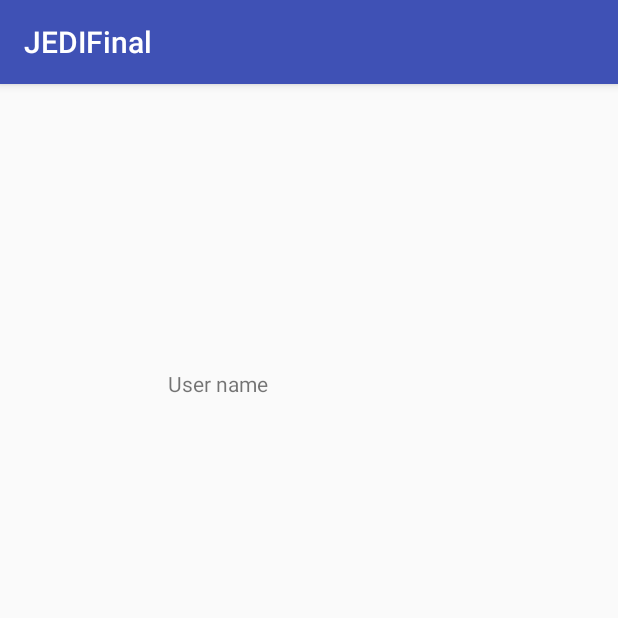
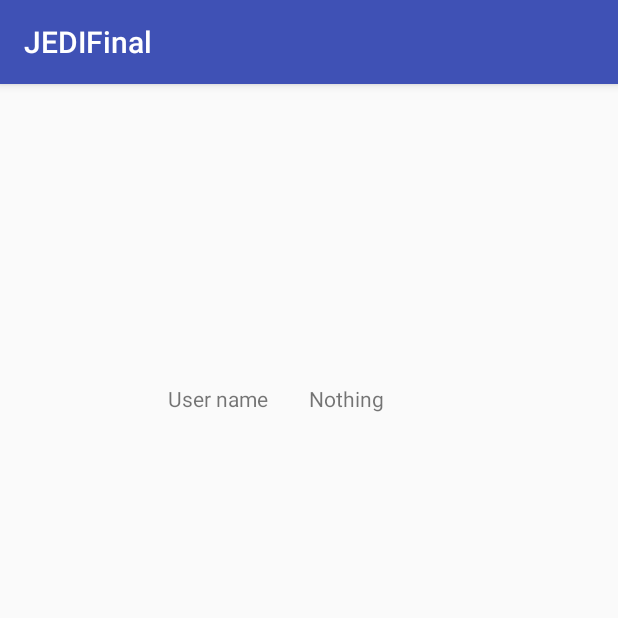
Before and after one commit to vMASg/JEDIFinal, an Android app: the ProfileActivity screen opened directly, with no data from a screen before it, on a phone screen of 412 x 824 dp, the top half of it. Run offline under Robolectric (Android 15) with nearby library versions, the phone set to English and light mode, and no system bars; 3 statements that could not run were skipped.

Commit message:
Fixed bug in ProfileActivity

```diff
--- a/app/src/main/java/com/example/victor/jedifinal/profile/ProfileActivity.java
+++ b/app/src/main/java/com/example/victor/jedifinal/profile/ProfileActivity.java
@@ -1,8 +1,8 @@
 package com.example.victor.jedifinal.profile;
 
 import android.content.SharedPreferences;
+import android.os.Bundle;
 import android.support.v7.app.AppCompatActivity;
-import android.os.Bundle;
 import android.widget.TextView;
 
 import com.example.victor.jedifinal.Injector;
@@ -11,7 +11,7 @@ import com.example.victor.jedifinal.R;
 public class ProfileActivity extends AppCompatActivity implements ProfileContract.View {
 
     private ProfileContract.Presenter presenter;
-    private TextView username;
+    private TextView username_tv;
 
     @Override
     protected void onCreate(Bundle savedInstanceState) {
@@ -21,15 +21,15 @@ public class ProfileActivity extends AppCompatActivity implements ProfileContrac
         Injector.context = getApplicationContext();
         presenter = Injector.getProfilePresenter(this);
 
+        username_tv = (TextView) findViewById(R.id.profile_tw_username);
+
         SharedPreferences settings = getSharedPreferences("userActive", 0);
         presenter.setCurrentUser(settings.getString("userName", ""));
-
-        username = (TextView) findViewById(R.id.profile_tw_username);
     }
 
     @Override
     public void showUserName(String username) {
-        this.username.setText(username);
+         username_tv.setText(username);
     }
 
     @Override
--- a/app/src/main/res/layout/activity_profile.xml
+++ b/app/src/main/res/layout/activity_profile.xml
@@ -11,37 +11,35 @@
     tools:context="com.example.victor.jedifinal.profile.ProfileActivity">
 
     <ImageView
-        android:layout_width="wrap_content"
-        android:layout_height="wrap_content"
-        android:id="@+id/imageView"
+        android:layout_width="match_parent"
+        android:layout_height="match_parent"
+        android:id="@+id/profile_imageView"
         android:layout_gravity="center_horizontal"
         android:layout_weight="1" />
 
     <RelativeLayout
-        android:orientation="horizontal"
         android:layout_width="match_parent"
         android:layout_height="match_parent"
         android:layout_weight="1">
 
         <TextView
             android:layout_width="wrap_content"
-            android:layout_height="wrap_content"
+            android:layout_height="match_parent"
             android:text="@string/profile_user_name"
-            android:id="@+id/textView2"
+            android:id="@+id/profile_textView2"
             android:layout_marginLeft="96dp"
             android:layout_marginStart="96dp"
-            android:layout_alignTop="@+id/profile_tw_username"
             android:layout_alignParentLeft="true"
             android:layout_alignParentStart="true" />
 
         <TextView
             android:layout_width="wrap_content"
-            android:layout_height="wrap_content"
-            android:text=""
+            android:layout_height="match_parent"
+            android:text="Nothing"
             android:id="@+id/profile_tw_username"
             android:layout_centerVertical="true"
-            android:layout_toRightOf="@+id/textView2"
-            android:layout_toEndOf="@+id/textView2"
+            android:layout_toRightOf="@+id/profile_textView2"
+            android:layout_toEndOf="@+id/profile_textView2"
             android:layout_marginLeft="27dp"
             android:layout_marginStart="27dp" />
     </RelativeLayout>
```
